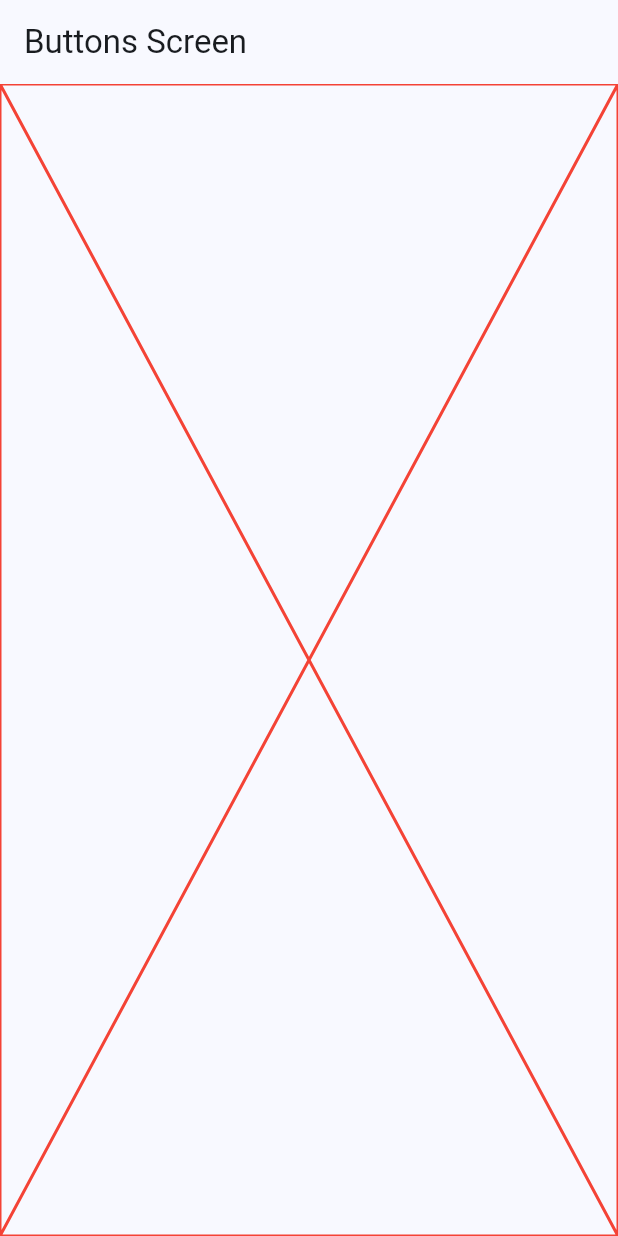
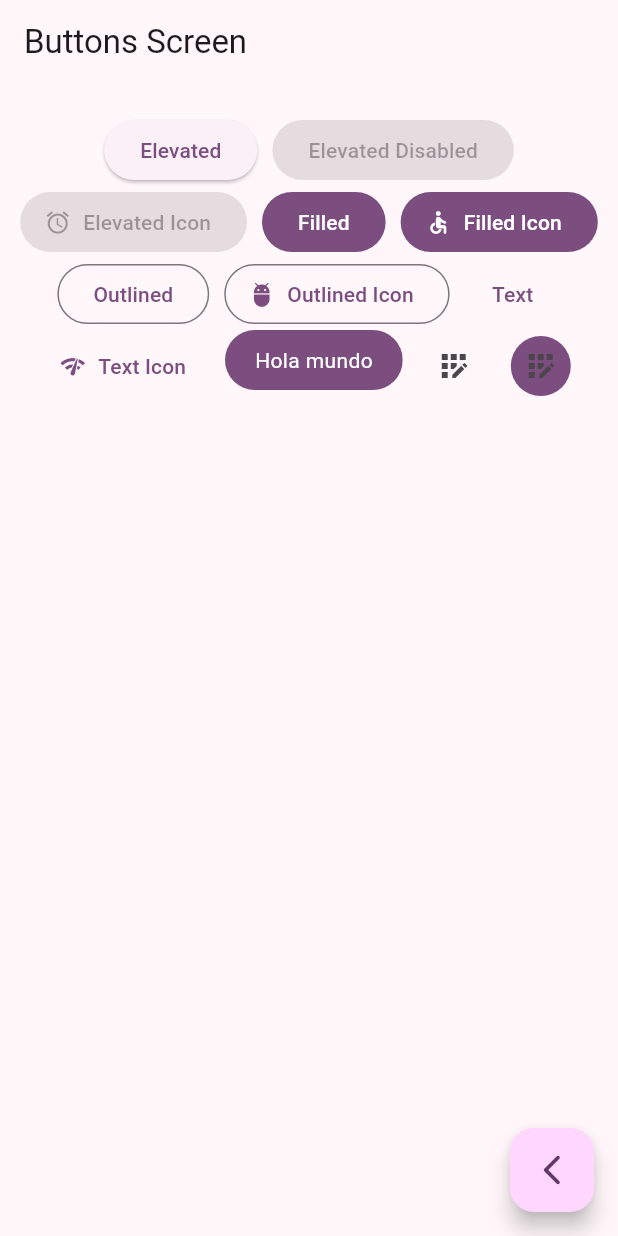
Before and after one commit to emaelgani/Flutter_3_WidgetsApp, a Flutter app: the ButtonsScreen screen opened by its route, on a phone screen of 412 x 824 dp. Run offline on Flutter 3.47's test engine with Material 3 defaults, Android fonts, the phone set to English and light mode, and no system bars; our stand-ins replace go_router.

Commit message:
buttons screen finish

```diff
--- a/lib/main.dart
+++ b/lib/main.dart
@@ -14,7 +14,7 @@ class MainApp extends StatelessWidget {
     return MaterialApp.router(
       routerConfig: appRouter,
       debugShowCheckedModeBanner: false,
-      theme: AppTheme(selectedColor: 0).getTheme(),
+      theme: AppTheme(selectedColor: 2).getTheme(),
     );
   }
 }
--- a/lib/presentation/screens/buttons/buttons_screen.dart
+++ b/lib/presentation/screens/buttons/buttons_screen.dart
@@ -1,4 +1,5 @@
 import 'package:flutter/material.dart';
+import 'package:go_router/go_router.dart';
 
 class ButtonsScreen extends StatelessWidget {
   static const String name = 'buttons_screen';
@@ -11,9 +12,91 @@ class ButtonsScreen extends StatelessWidget {
       appBar: AppBar(
         title: const Text('Buttons Screen'),
       ),
-      body: const Placeholder(
-        color: Colors.red,
+      body: _ButtonsView(),
+      floatingActionButton: FloatingActionButton(
+        onPressed: () {
+          context.pop();
+        },
+        child: const Icon(Icons.arrow_back_ios_new_rounded),
       ),
     );
   }
 }
+
+class _ButtonsView extends StatelessWidget {
+  @override
+  Widget build(BuildContext context) {
+    final colors = Theme.of(context).colorScheme;
+
+    return SizedBox(
+      width: double.infinity,
+      child: Padding(
+        padding: const EdgeInsets.symmetric(horizontal: 10, vertical: 20),
+        child: Wrap(
+          spacing: 10,
+          alignment: WrapAlignment.center,
+          children: [
+            ElevatedButton(onPressed: () {}, child: const Text('Elevated')),
+            ElevatedButton(
+                onPressed: null, child: const Text('Elevated Disabled')),
+            ElevatedButton.icon(
+                onPressed: null,
+                icon: Icon(Icons.access_alarm_outlined),
+                label: Text('Elevated Icon')),
+            FilledButton(onPressed: () {}, child: const Text('Filled')),
+            FilledButton.icon(
+              onPressed: () {},
+              icon: const Icon(Icons.accessible_rounded),
+              label: Text('Filled Icon'),
+            ),
+            OutlinedButton(onPressed: () {}, child: const Text('Outlined')),
+            OutlinedButton.icon(
+              onPressed: () {},
+              icon: const Icon(Icons.adb),
+              label: Text('Outlined Icon'),
+            ),
+            TextButton(onPressed: () {}, child: const Text('Text')),
+            TextButton.icon(
+              onPressed: () {},
+              icon: const Icon(Icons.network_check_outlined),
+              label: Text('Text Icon'),
+            ),
+            const CustomButton(),
+            IconButton(
+                onPressed: () {},
+                icon: const Icon(Icons.app_registration_outlined)),
+            IconButton(
+              onPressed: () {},
+              icon: const Icon(Icons.app_registration_outlined),
+              style: ButtonStyle(
+                  backgroundColor: WidgetStatePropertyAll(colors.primary)),
+            )
+          ],
+        ),
+      ),
+    );
+  }
+}
+
+class CustomButton extends StatelessWidget {
+  const CustomButton({super.key});
+
+  @override
+  Widget build(BuildContext context) {
+    final colors = Theme.of(context).colorScheme;
+
+    return ClipRRect(
+      borderRadius: BorderRadius.circular(20),
+      child: Material(
+        color: colors.primary,
+        child: InkWell(
+          onTap: (){},
+          child: Padding(
+            padding: EdgeInsets.symmetric(horizontal: 20, vertical: 10),
+            child: Text('Hola mundo', style: TextStyle(color: Colors.white),)
+            ),
+        ),
+      ),
+    );
+  }
+}
```
